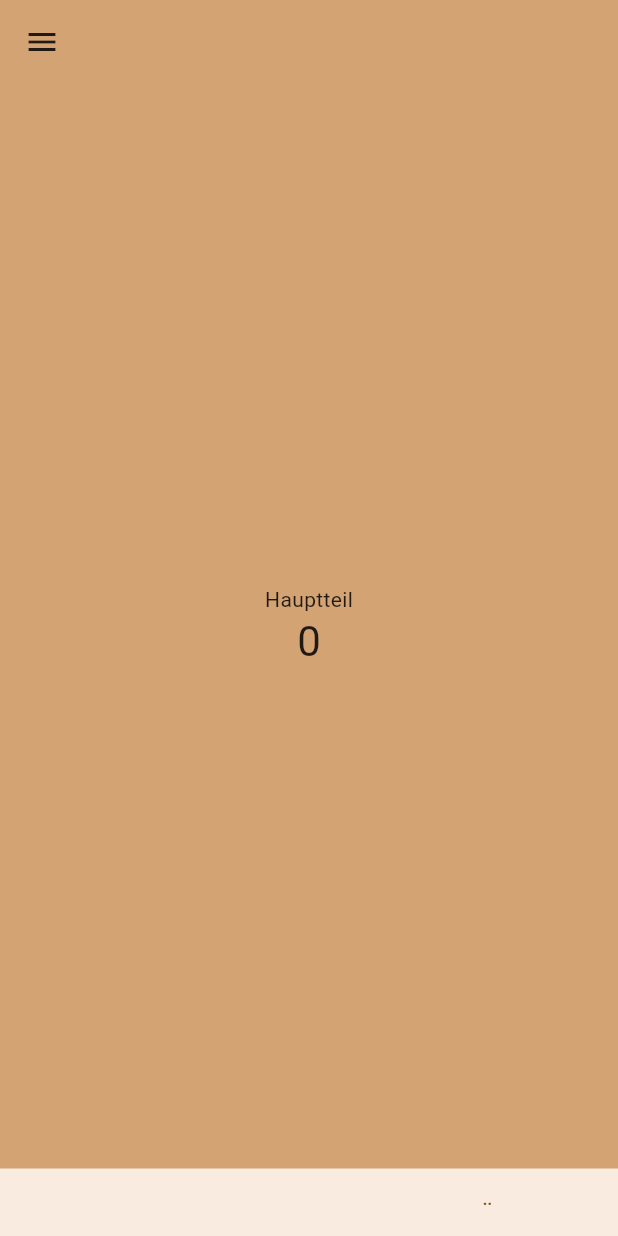
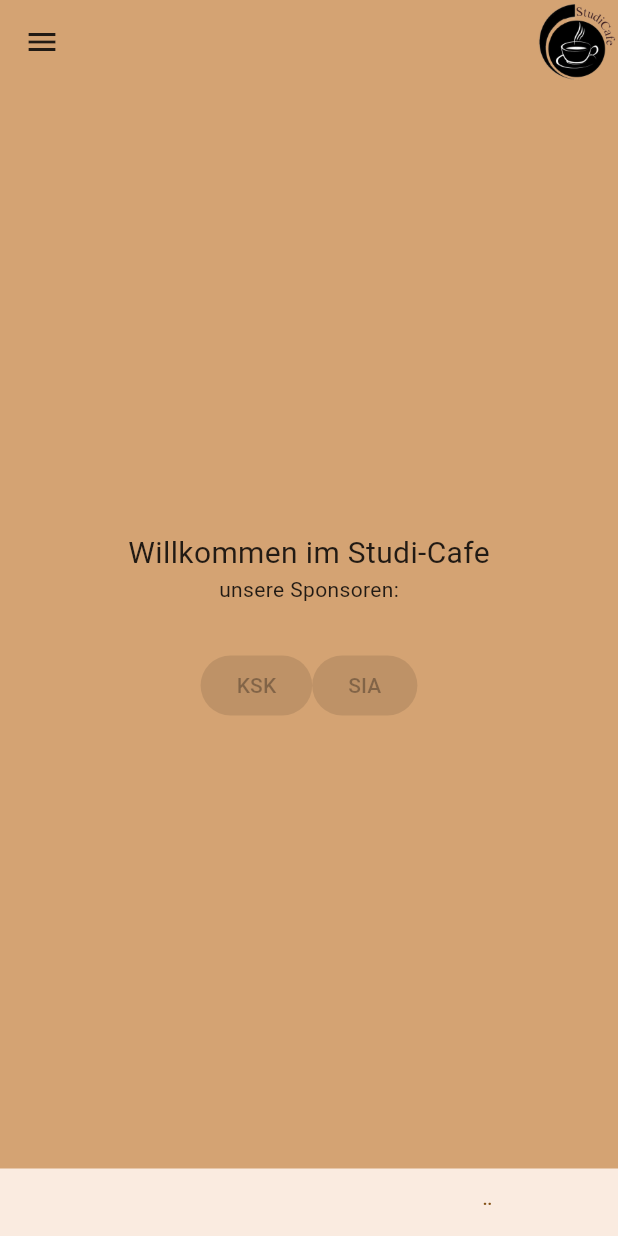
Before and after one commit to CelikFat/ProjektDigitaleTransformation, a Flutter app: the screen it shows after launch, on a phone screen of 412 x 824 dp. Run offline on Flutter 3.47's test engine with Material 2 defaults, Android fonts, the phone set to English and light mode, and no system bars.

Commit message:
add logo and content

```diff
--- a/lib/main.dart
+++ b/lib/main.dart
@@ -45,6 +45,9 @@ class _MyHomePageState extends State<MyHomePage> {
       appBar: AppBar(
         backgroundColor: Color.fromRGBO(0xD4, 0xA3, 0x73, 100),
         title: Text(widget.title),
+        actions: [
+          Image.asset('assets/images/app_logo_klein.png'),
+        ],
       ),
 
       drawer: appSidebar,
@@ -54,13 +57,24 @@ class _MyHomePageState extends State<MyHomePage> {
         Column(
           mainAxisAlignment: MainAxisAlignment.center,
           children: <Widget>[
-            const Text(
-              'Hauptteil',
+            Text (
+              "Willkommen im Studi-Cafe",
+              style: TextStyle(
+                fontSize: 20,
+              ),
             ),
-            Text(
-              '0',
-              style: Theme.of(context).textTheme.headlineMedium,
+            Text (
+              'unsere Sponsoren:',
             ),
+            SizedBox(height: 30),
+            Row(
+              mainAxisSize: MainAxisSize.min,
+              children: [
+                ElevatedButton(onPressed: null, child: Text('KSK')),
+                ElevatedButton(onPressed: null, child: Text('SIA')),
+              ],
+            ),
+
           ],
         ),
       ),
--- a/pubspec.yaml
+++ b/pubspec.yaml
@@ -59,7 +59,8 @@ flutter:
   uses-material-design: true
 
   # To add assets to your application, add an assets section, like this:
-  # assets:
+  assets:
+    - assets/images/
   #   - images/a_dot_burr.jpeg
   #   - images/a_dot_ham.jpeg
 
```
Also changed, not shown: assets/images/app_logo.png (added), assets/images/app_logo_klein.png (added).
